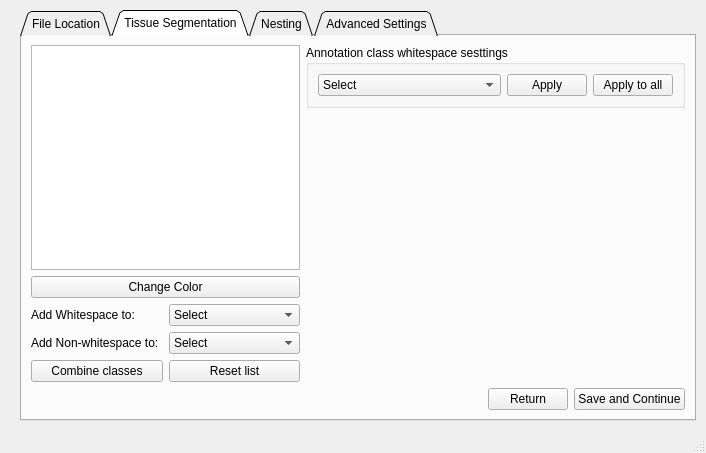
Above: CODA.ui from Kiemen-Lab/CODAvision before the change. Below: the same form after it.
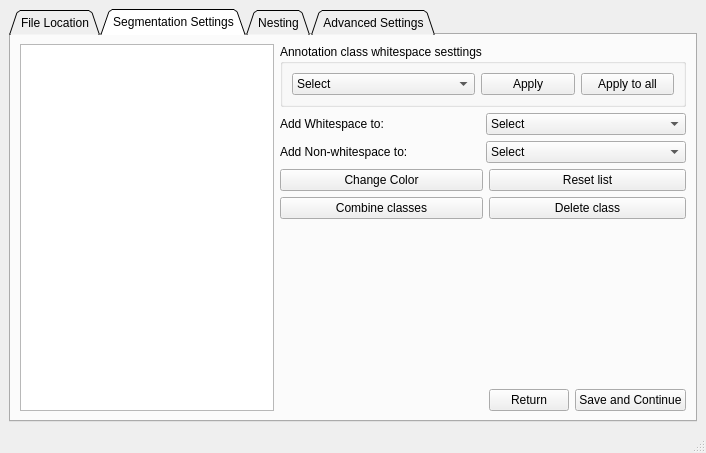
That is the form after the change. The open tabs and pages were chosen to show the change.

Commit message: latest updates: fixed color contrast on second tab, teh combine annotations button, and the moved delete button to second tab

```diff
--- a/CODA.ui
+++ b/CODA.ui
@@ -14,15 +14,9 @@
    <string>MainWindow</string>
   </property>
   <widget class="QWidget" name="centralwidget">
+   <layout class="QGridLayout" name="gridLayout">
+    <item row="0" column="0">
    <widget class="QTabWidget" name="tabWidget">
-    <property name="geometry">
-     <rect>
-      <x>20</x>
-      <y>10</y>
-      <width>676</width>
-      <height>411</height>
-     </rect>
-    </property>
     <property name="whatsThis">
      <string/>
     </property>
@@ -30,7 +24,7 @@
      <enum>QTabWidget::TabShape::Triangular</enum>
     </property>
     <property name="currentIndex">
-     <number>0</number>
+       <number>1</number>
     </property>
     <property name="movable">
      <bool>false</bool>
@@ -214,13 +208,13 @@
     </widget>
     <widget class="QWidget" name="tab_2">
      <attribute name="title">
-      <string>Tissue Segmentation</string>
-     </attribute>
-     <layout class="QGridLayout" name="gridLayout">
-      <item row="0" column="0" rowspan="2" colspan="2">
+        <string>Segmentation Settings</string>
+       </attribute>
+       <layout class="QGridLayout" name="gridLayout_6">
+        <item row="0" column="0" rowspan="6">
        <widget class="QTableWidget" name="tissue_segmentation_TW"/>
       </item>
-      <item row="0" column="2">
+        <item row="0" column="1" colspan="3">
        <widget class="QGroupBox" name="groupBox">
         <property name="title">
          <string>Annotation class whitespace sesttings</string>
@@ -271,7 +265,35 @@
         </layout>
        </widget>
       </item>
-      <item row="1" column="2" rowspan="4">
+        <item row="2" column="1">
+         <widget class="QPushButton" name="changecolor_PB">
+          <property name="text">
+           <string>Change Color</string>
+          </property>
+         </widget>
+        </item>
+        <item row="2" column="2" colspan="2">
+         <widget class="QPushButton" name="Reset_PB">
+          <property name="text">
+           <string>Reset list</string>
+          </property>
+         </widget>
+        </item>
+        <item row="3" column="1">
+         <widget class="QPushButton" name="Combine_PB">
+          <property name="text">
+           <string>Combine classes</string>
+          </property>
+         </widget>
+        </item>
+        <item row="3" column="2" colspan="2">
+         <widget class="QPushButton" name="delete_PB">
+          <property name="text">
+           <string>Delete class</string>
+          </property>
+         </widget>
+        </item>
+        <item row="4" column="2" colspan="2">
        <spacer name="verticalSpacer_3">
         <property name="orientation">
          <enum>Qt::Orientation::Vertical</enum>
@@ -284,7 +306,34 @@
         </property>
        </spacer>
       </item>
-      <item row="3" column="0" colspan="2">
+        <item row="5" column="1">
+         <spacer name="horizontalSpacer_2">
+          <property name="orientation">
+           <enum>Qt::Orientation::Horizontal</enum>
+          </property>
+          <property name="sizeHint" stdset="0">
+           <size>
+            <width>205</width>
+            <height>20</height>
+           </size>
+          </property>
+         </spacer>
+        </item>
+        <item row="5" column="2">
+         <widget class="QPushButton" name="return_ts_PB">
+          <property name="text">
+           <string>Return</string>
+          </property>
+         </widget>
+        </item>
+        <item row="5" column="3">
+         <widget class="QPushButton" name="save_ts_PB">
+          <property name="text">
+           <string>Save and Continue</string>
+          </property>
+         </widget>
+        </item>
+        <item row="1" column="1" colspan="3">
        <layout class="QVBoxLayout" name="verticalLayout">
         <item>
          <layout class="QHBoxLayout" name="horizontalLayout_4">
@@ -328,58 +377,6 @@
         </item>
        </layout>
       </item>
-      <item row="4" column="0">
-       <widget class="QPushButton" name="Combine_PB">
-        <property name="text">
-         <string>Combine classes</string>
-        </property>
-       </widget>
-      </item>
-      <item row="4" column="1">
-       <widget class="QPushButton" name="Reset_PB">
-        <property name="text">
-         <string>Reset list</string>
-        </property>
-       </widget>
-      </item>
-      <item row="5" column="0" colspan="3">
-       <layout class="QHBoxLayout" name="horizontalLayout_8">
-        <item>
-         <spacer name="horizontalSpacer_2">
-          <property name="orientation">
-           <enum>Qt::Orientation::Horizontal</enum>
-          </property>
-          <property name="sizeHint" stdset="0">
-           <size>
-            <width>438</width>
-            <height>20</height>
-           </size>
-          </property>
-         </spacer>
-        </item>
-        <item>
-         <widget class="QPushButton" name="return_ts_PB">
-          <property name="text">
-           <string>Return</string>
-          </property>
-         </widget>
-        </item>
-        <item>
-         <widget class="QPushButton" name="save_ts_PB">
-          <property name="text">
-           <string>Save and Continue</string>
-          </property>
-         </widget>
-        </item>
-       </layout>
-      </item>
-      <item row="2" column="0" colspan="2">
-       <widget class="QPushButton" name="changecolor_PB">
-        <property name="text">
-         <string>Change Color</string>
-        </property>
-       </widget>
-      </item>
      </layout>
     </widget>
     <widget class="QWidget" name="tab_3">
@@ -476,6 +473,37 @@
       <string>Advanced Settings</string>
      </attribute>
      <layout class="QGridLayout" name="gridLayout_9">
+        <item row="3" column="0" colspan="2">
+         <layout class="QHBoxLayout" name="horizontalLayout_15">
+          <item>
+           <spacer name="horizontalSpacer_6">
+            <property name="orientation">
+             <enum>Qt::Orientation::Horizontal</enum>
+            </property>
+            <property name="sizeHint" stdset="0">
+             <size>
+              <width>438</width>
+              <height>20</height>
+             </size>
+            </property>
+           </spacer>
+          </item>
+          <item>
+           <widget class="QPushButton" name="return_ad_PB">
+            <property name="text">
+             <string>Return</string>
+            </property>
+           </widget>
+          </item>
+          <item>
+           <widget class="QPushButton" name="save_ad_PB">
+            <property name="text">
+             <string>Save and Close</string>
+            </property>
+           </widget>
+          </item>
+         </layout>
+        </item>
       <item row="0" column="0">
        <layout class="QVBoxLayout" name="verticalLayout_10">
         <item>
@@ -603,7 +631,7 @@
         </item>
        </layout>
       </item>
-      <item row="1" column="1">
+        <item row="2" column="0">
        <widget class="QGroupBox" name="groupBox_3">
         <property name="title">
          <string>Annotation class component analysis:</string>
@@ -619,56 +647,11 @@
         </layout>
        </widget>
       </item>
-      <item row="2" column="0" colspan="2">
-       <layout class="QHBoxLayout" name="horizontalLayout_15">
-        <item>
-         <spacer name="horizontalSpacer_6">
-          <property name="orientation">
-           <enum>Qt::Orientation::Horizontal</enum>
-          </property>
-          <property name="sizeHint" stdset="0">
-           <size>
-            <width>438</width>
-            <height>20</height>
-           </size>
-          </property>
-         </spacer>
-        </item>
-        <item>
-         <widget class="QPushButton" name="return_ad_PB">
-          <property name="text">
-           <string>Return</string>
-          </property>
-         </widget>
-        </item>
-        <item>
-         <widget class="QPushButton" name="save_ad_PB">
-          <property name="text">
-           <string>Save and Close</string>
-          </property>
+       </layout>
+      </widget>
          </widget>
         </item>
        </layout>
-      </item>
-      <item row="1" column="0">
-       <widget class="QGroupBox" name="groupBox_2">
-        <property name="title">
-         <string>Delete classes:</string>
-        </property>
-        <layout class="QGridLayout" name="gridLayout_7">
-         <item row="0" column="0">
-          <layout class="QVBoxLayout" name="verticalLayout_8">
-           <item>
-            <widget class="QTableWidget" name="delete_TW"/>
-           </item>
-          </layout>
-         </item>
-        </layout>
-       </widget>
-      </item>
-     </layout>
-    </widget>
-   </widget>
   </widget>
   <widget class="QStatusBar" name="statusbar"/>
  </widget>
```
Lines whose indentation alone changed are shown as unchanged. The commit also changes 4 other files.
